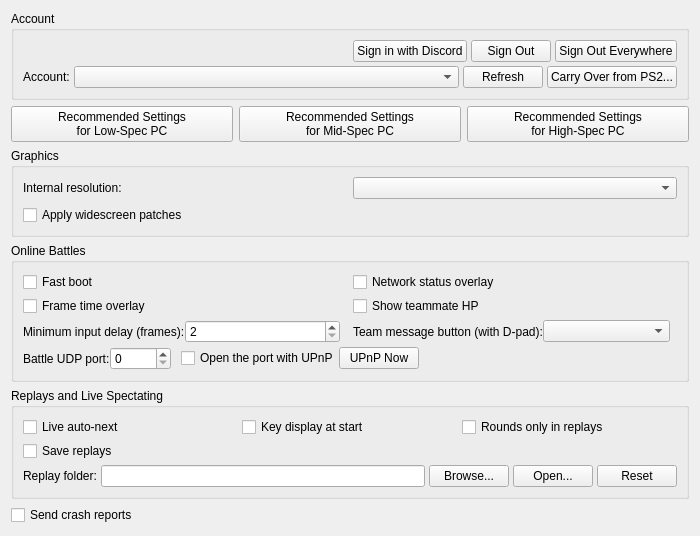
Qt form pcsx2-qt/Settings/ZdxsvSettingsWidget.ui (inada-s/pcsx2) before a commit.
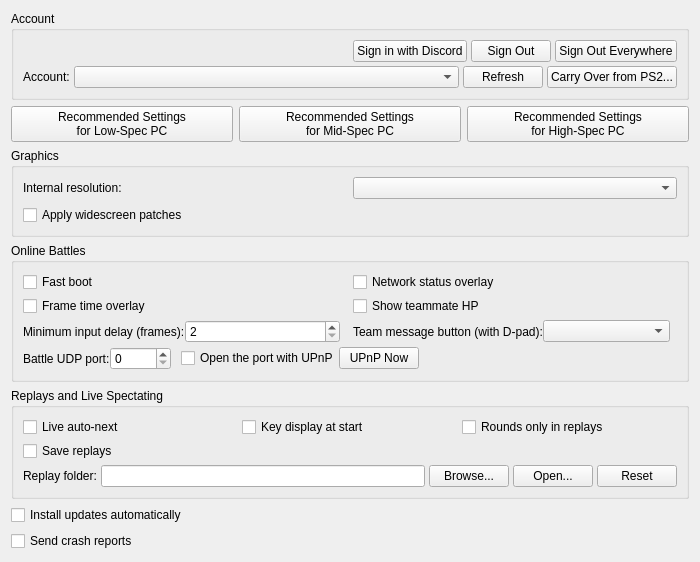
The same form after that commit.

Commit message: zdxsv updater: install updates at startup without a click; Update Now / Later only

The edit to the form file:
```diff
--- a/pcsx2-qt/Settings/ZdxsvSettingsWidget.ui
+++ b/pcsx2-qt/Settings/ZdxsvSettingsWidget.ui
@@ -397,6 +397,13 @@
      </layout>
     </widget>
    </item>
+   <item>
+    <widget class="QCheckBox" name="zdxsvAutoUpdateInstall">
+     <property name="text">
+      <string>Install updates automatically</string>
+     </property>
+    </widget>
+   </item>
    <item>
     <widget class="QCheckBox" name="zdxsvCrashReports">
      <property name="text">
```
The commit also changes 10 other files.
